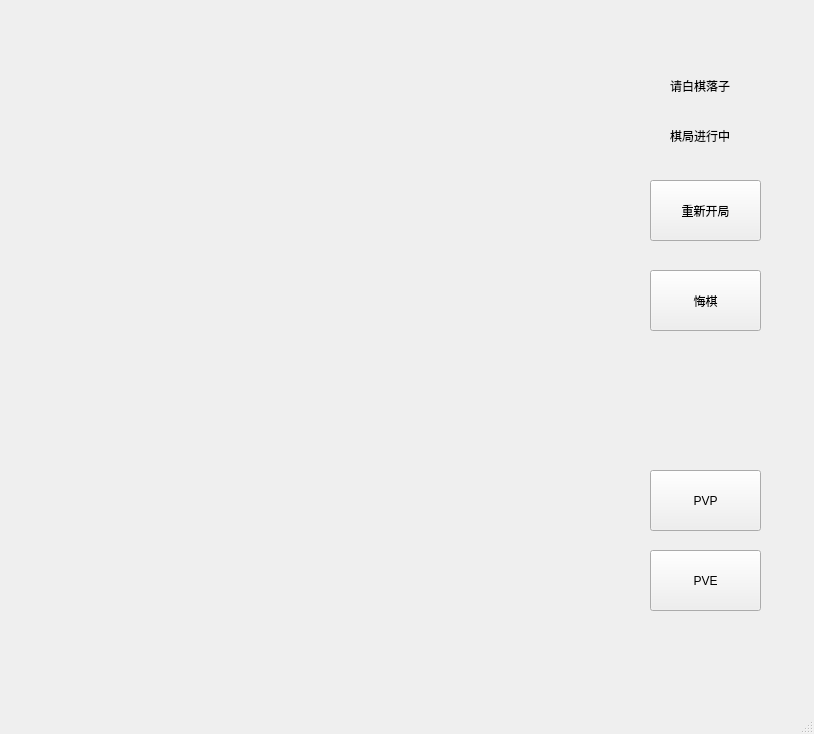
Old version of the form mainwindow.ui in the repository MercedesKK/Gobang.
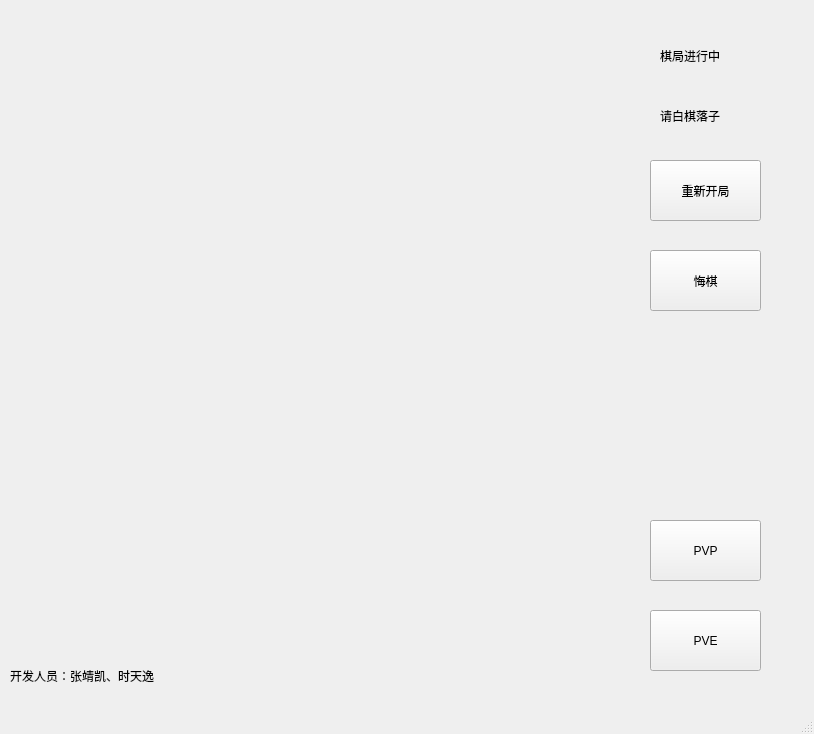
New version of the form. Icons and pictures are not drawn.

```diff
--- a/mainwindow.ui
+++ b/mainwindow.ui
@@ -21,7 +21,7 @@
     <property name="geometry">
      <rect>
       <x>650</x>
-      <y>270</y>
+      <y>250</y>
       <width>111</width>
       <height>61</height>
      </rect>
@@ -36,8 +36,8 @@
    <widget class="QLabel" name="gameStatus">
     <property name="geometry">
      <rect>
-      <x>670</x>
-      <y>120</y>
+      <x>660</x>
+      <y>40</y>
       <width>101</width>
       <height>31</height>
      </rect>
@@ -49,8 +49,8 @@
    <widget class="QLabel" name="who">
     <property name="geometry">
      <rect>
-      <x>670</x>
-      <y>70</y>
+      <x>660</x>
+      <y>100</y>
       <width>101</width>
       <height>31</height>
      </rect>
@@ -63,7 +63,7 @@
     <property name="geometry">
      <rect>
       <x>650</x>
-      <y>180</y>
+      <y>160</y>
       <width>111</width>
       <height>61</height>
      </rect>
@@ -79,7 +79,7 @@
     <property name="geometry">
      <rect>
       <x>650</x>
-      <y>470</y>
+      <y>520</y>
       <width>111</width>
       <height>61</height>
      </rect>
@@ -95,7 +95,7 @@
     <property name="geometry">
      <rect>
       <x>650</x>
-      <y>550</y>
+      <y>610</y>
       <width>111</width>
       <height>61</height>
      </rect>
@@ -107,6 +107,35 @@
      <string>PVE</string>
     </property>
    </widget>
+   <widget class="QLabel" name="label">
+    <property name="geometry">
+     <rect>
+      <x>660</x>
+      <y>350</y>
+      <width>131</width>
+      <height>141</height>
+     </rect>
+    </property>
+    <property name="text">
+     <string/>
+    </property>
+    <property name="pixmap">
+     <pixmap resource="Picture.qrc">:/background/Picture/tongji.jpg</pixmap>
+    </property>
+   </widget>
+   <widget class="QLabel" name="label_2">
+    <property name="geometry">
+     <rect>
+      <x>10</x>
+      <y>660</y>
+      <width>201</width>
+      <height>31</height>
+     </rect>
+    </property>
+    <property name="text">
+     <string>开发人员：张靖凯、时天逸</string>
+    </property>
+   </widget>
   </widget>
   <widget class="QMenuBar" name="menubar">
    <property name="geometry">
```
Left out of the diff: 4 changed lines with no effect on the pictures.
